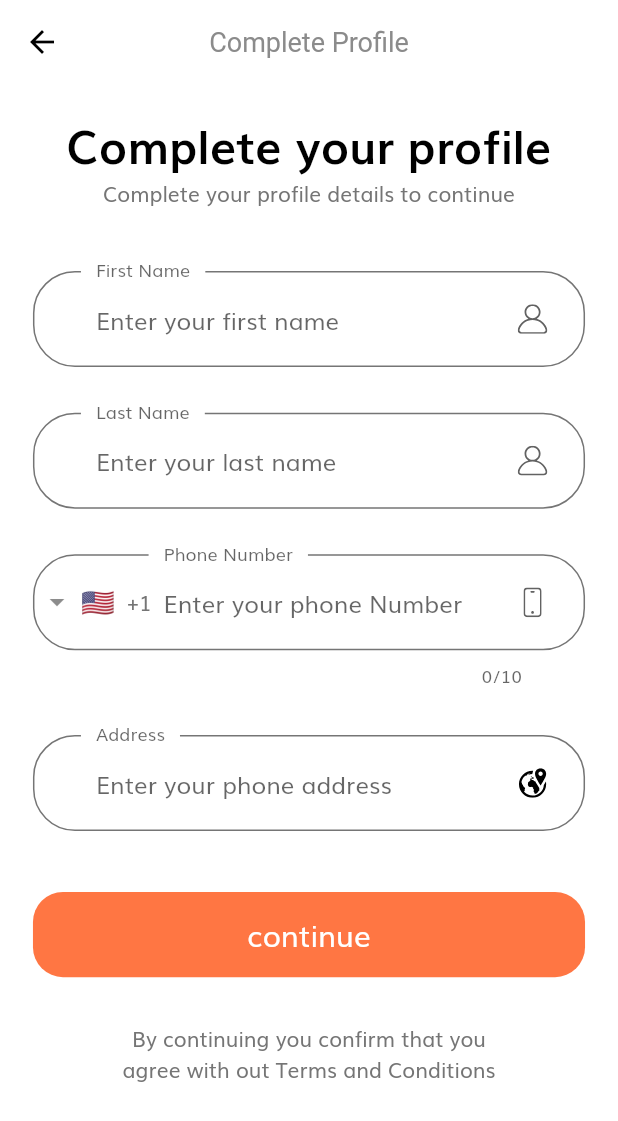
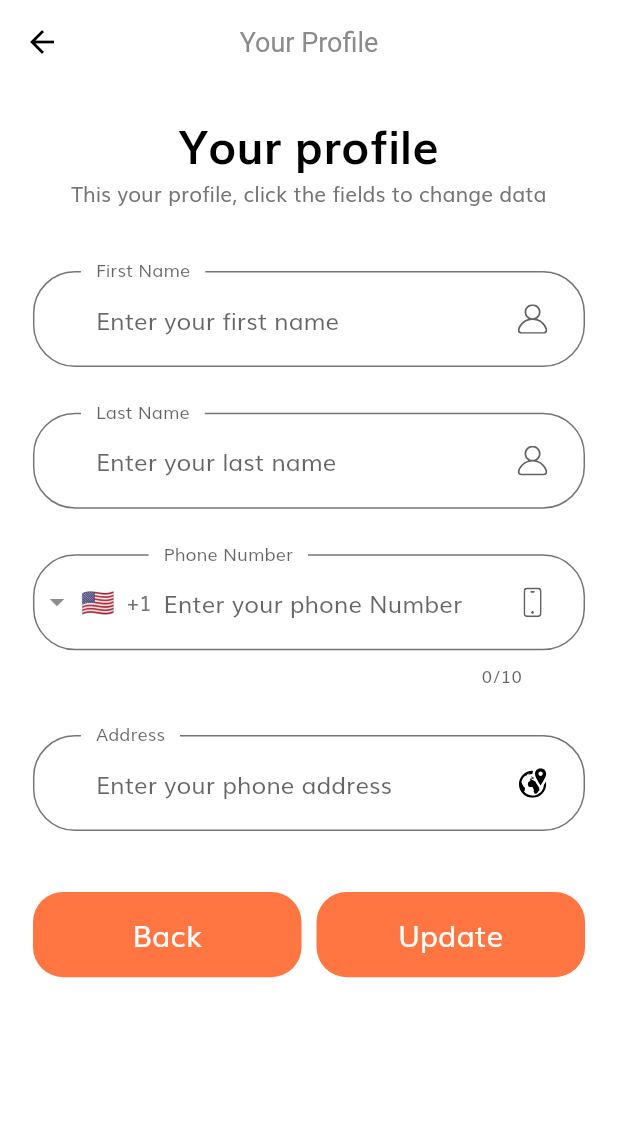
Before and after one commit to ArianMehana/SmartElectronics-v2, a Flutter app: the profile screen opened by its route, item 3 of the bottom bar chosen, after a tap on "My Profile", on a phone screen of 412 x 824 dp. Shown: the top 1121 px of the screen. Run offline on Flutter 3.47's test engine with Material 2 defaults, Android fonts, the phone set to English and light mode, and no system bars; drawn by our look-alikes of intl_phone_field; our stand-ins replace cloud_firestore, firebase_auth, firebase_core, flutter_svg, pinput and 1 more; missing offline and left inert: dart:ffi, firebase_app_check; accounts and stored records are empty.

Commit message:
- user data can now be fetched from the database as well as updated

```diff
--- /dev/null
+++ b/lib/models/userModel.dart
@@ -0,0 +1,35 @@
+import 'package:cloud_firestore/cloud_firestore.dart';
+
+class userModel {
+  final String? userId;
+  final String? firstName;
+  final String? lastName;
+  final String? phoneNumber;
+  final String? location;
+
+  const userModel({
+    this.userId,
+    this.firstName,
+    this.lastName,
+    this.phoneNumber,
+    this.location
+});
+
+  toJSon(){
+    return {"first name" : firstName,
+    "last name" : lastName,
+    "phone number" : phoneNumber,
+    "address" : location};
+  }
+
+  factory userModel.fromSnapshot(DocumentSnapshot<Map<String, dynamic>> document){
+    final data = document.data()!;
+    return userModel(
+      userId: document.id,
+      firstName: data["first name"],
+      lastName: data["last name"],
+      phoneNumber: data["phone number"],
+      location: data["address"]
+    );
+  }
+}
--- a/lib/screens/accountVerification/components/verificationForm.dart
+++ b/lib/screens/accountVerification/components/verificationForm.dart
@@ -115,7 +115,8 @@ class _verificationFormState extends State<verificationForm> {
                   inputCode = pin1Controller.text + pin2Controller.text +
                       pin3Controller.text + pin4Controller.text +
                       pin5Controller.text + pin6Controller.text;
-                  print(inputCode);
+                  //print(inputCode);
+                  otpPin = inputCode;
                   pin6Node.unfocus();
                 },
               )
--- a/lib/screens/profile/components/body.dart
+++ b/lib/screens/profile/components/body.dart
@@ -1,3 +1,4 @@
+import 'package:e_commerce_v2/screens/profile/userProfile/userProfileScreen.dart';
 import 'package:e_commerce_v2/utilities/constants.dart';
 import 'package:e_commerce_v2/screens/complete_profile/complete_profile.dart';
 import 'package:e_commerce_v2/screens/profile/components/profilePicture.dart';
@@ -26,7 +27,7 @@ class profileBody extends StatelessWidget {
         SizedBox(height: 20,),
         profileWidgets(text: "My Profile",
         icon: "assets/icons/User Icon.svg",
-        onPress: () => Navigator.pushNamed(context, completeProfile.routeName),),
+        onPress: () => Navigator.pushNamed(context, userProfile.routeName),),
         profileWidgets(text: "About Us",
         icon: "assets/icons/User Icon.svg",
         onPress: (){},),
--- /dev/null
+++ b/lib/screens/profile/userProfile/components/body.dart
@@ -0,0 +1,84 @@
+import 'package:cloud_firestore/cloud_firestore.dart';
+import 'package:e_commerce_v2/helpers/continueButton.dart';
+import 'package:e_commerce_v2/helpers/globalTextField.dart';
+import 'package:e_commerce_v2/screens/complete_profile/complete_profile.dart';
+import 'package:e_commerce_v2/screens/profile/userProfile/components/updateProfile.dart';
+import 'package:e_commerce_v2/screens/profile/userProfile/userProfileScreen.dart';
+import 'package:e_commerce_v2/utilities/constants.dart';
+import 'package:e_commerce_v2/utilities/size_config.dart';
+import 'package:firebase_auth/firebase_auth.dart';
+import 'package:flutter/material.dart';
+
+class userProfileBody extends StatefulWidget {
+  const userProfileBody({Key? key}) : super(key: key);
+
+  @override
+  State<userProfileBody> createState() => _userProfileBodyState();
+}
+
+final List<String> errors = [];
+final firstNameController = TextEditingController();
+final lastNameController = TextEditingController();
+final phoneNumberController = TextEditingController();
+final locationController = TextEditingController();
+final userId = FirebaseAuth.instance.currentUser?.uid;
+
+
+
+class _userProfileBodyState extends State<userProfileBody> {
+
+  void addError({String? error}) {
+    if (!errors.contains(error))
+      setState(() {
+        errors.add(error!);
+      });
+  }
+
+  void removeError({String? error}) {
+    if (errors.contains(error))
+      setState(() {
+        errors.remove(error);
+      });
+  }
+
+  Future updateUser(String firstName, String lastName, String phoneNo, String address) async {
+    try {
+      // await FirebaseFirestore.instance.collection('users').add({
+      //
+      // });
+
+      await FirebaseFirestore.instance.collection('users').doc(userId).set(
+          {
+            'phone number' : phoneNo,
+            'first name': firstName,
+            'last name': lastName,
+            'address': address
+          });
+    }
+    on FirebaseException catch (e){
+      print(e.message);
+    }
+  }
+  @override
+  Widget build(BuildContext context) {
+    return SizedBox(
+      width: double.infinity,
+      child: Padding(
+        padding: EdgeInsets.symmetric(horizontal: getProportionateScreenWidth(20)),
+        child: SingleChildScrollView(
+          child: Column(
+            mainAxisAlignment: MainAxisAlignment.spaceBetween,
+            children: [
+              SizedBox(height: SizeConfig.screenHeight * 0.02,),
+              Text("Your profile",
+                style: headingStyle,),
+              Text("This your profile, click the fields to change data"),
+              SizedBox(height: SizeConfig.screenHeight * 0.05,),
+              updateProfile(),
+            ],
+          ),
+        ),
+      ),
+    );
+  }
+}
--- /dev/null
+++ b/lib/screens/profile/userProfile/components/updateProfile.dart
@@ -0,0 +1,279 @@
+import 'package:cloud_firestore/cloud_firestore.dart';
+import 'package:e_commerce_v2/screens/profile/userProfile/userProfileScreen.dart';
+import 'package:firebase_auth/firebase_auth.dart';
+import 'package:flutter/material.dart';
+import 'package:flutter/services.dart';
+import 'package:intl_phone_field/intl_phone_field.dart';
+
+import '../../../../helpers/continueButton.dart';
+import '../../../../helpers/customSuffixIcon.dart';
+import '../../../../helpers/formErrors.dart';
+import '../../../../models/userModel.dart';
+import '../../../../utilities/constants.dart';
+import '../../../../utilities/size_config.dart';
+
+class updateProfile extends StatefulWidget {
+  const updateProfile({Key? key}) : super(key: key);
+  static String verId = '';
+
+
+  @override
+  State<updateProfile> createState() => _updateProfileState();
+}
+
+class _updateProfileState extends State<updateProfile> {
+
+  final firstNameController = TextEditingController();
+  final lastNameController = TextEditingController();
+  final phoneNumberController = TextEditingController();
+  final addressController = TextEditingController();
+  final _auth = FirebaseAuth.instance;
+  final _store = FirebaseFirestore.instance;
+  final userId = FirebaseAuth.instance.currentUser?.uid;
+  String? completeNumber;
+  final _formKey = GlobalKey<FormState>();
+  final List<String> errors = [];
+  String? firstName;
+  String? lastName;
+  String? phoneNumber;
+  String? address;
+
+  // Future<userModel> getUserData(String userID) async{
+  //   final snapshot = await _store.collection("users").where(userID)
+  // }
+
+  @override
+  void initState() {
+    super.initState();
+  }
+
+  @override
+  void dispose(){
+    firstNameController.dispose();
+    lastNameController.dispose();
+    lastNameController.dispose();
+    addressController.dispose();
+    super.dispose();
+  }
+
+  Future updateUser(String firstName, String lastName, String phoneNo, String address) async {
+    try {
+      // await FirebaseFirestore.instance.collection('users').add({
+      //
+      // });
+
+      await FirebaseFirestore.instance.collection('users').doc(userId).set(
+          {
+            'phone number' : phoneNo,
+            'first name': firstName,
+            'last name': lastName,
+            'address': address
+          });
+    }
+    on FirebaseException catch (e){
+      print(e.message);
+    }
+  }
+
+  void addError({String? error}) {
+    if (!errors.contains(error))
+      setState(() {
+        errors.add(error!);
+      });
+  }
+
+  void removeError({String? error}) {
+    if (errors.contains(error))
+      setState(() {
+        errors.remove(error);
+      });
+  }
+
+  @override
+  Widget build(BuildContext context) {
+    return StreamBuilder<userModel>(
+        stream: _store.collection("users").doc(_auth.currentUser!.uid)
+        .snapshots().map((doc) => userModel.fromSnapshot(doc)),
+        builder: (context, snapshot){
+          if(!snapshot.hasData){
+            return CircularProgressIndicator();
+          }
+          final user = snapshot.data!;
+          firstNameController.text = user.firstName!;
+          phoneNumberController.text = user.phoneNumber!;
+          lastNameController.text = user.lastName!;
+          addressController.text = user.location!;
+          return Form(
+            key: _formKey,
+            child: Column(
+              children: [
+                buildFirstNameFormField(),
+                SizedBox(height: getProportionateScreenHeight(30)),
+                buildLastNameFormField(),
+                SizedBox(height: getProportionateScreenHeight(30)),
+                // buildPhoneNumberFormField(),
+                // SizedBox(height: getProportionateScreenHeight(30),),
+                buildIntlPhoneField(),
+                SizedBox(height: getProportionateScreenHeight(30)),
+                buildAddressFormField(),
+                formErrorText(errors: errors),
+                SizedBox(height: getProportionateScreenHeight(40)),
+                Row(
+                  children: [
+                    Expanded(
+                      flex: 1,
+                      child: ContinueButton(
+                          text: "Back",
+                          onPress: () {
+                            Navigator.pushNamed(context, userProfile.routeName);
+                          }
+                      ),
+                    ),
+                    SizedBox(width: 10,),
+                    Expanded(
+                      flex: 1,
+                      child: ContinueButton(
+                        text: "Update",
+                        onPress: () async{
+                          if (_formKey.currentState!.validate()) {
+                            updateUser(firstNameController.text.trim(), lastNameController.text.trim(),
+                                completeNumber!.trim(), addressController.text.trim());
+                            Navigator.pushNamed(context, userProfile.routeName);
+                          }
+                        },
+                      ),
+                    ),
+                  ],
+                ),
+              ],
+            ),
+          );
+        });
+
+  }
+
+  TextFormField buildAddressFormField() {
+    return TextFormField(
+      controller: addressController,
+      onSaved: (newValue) => address = newValue,
+      onChanged: (value) {
+        if (value.isNotEmpty) {
+          removeError(error: kAddressNullError);
+        }
+        return null;
+      },
+      validator: (value) {
+        if (value!.isEmpty) {
+          addError(error: kAddressNullError);
+          return "";
+        }
+        return null;
+      },
+      decoration: InputDecoration(
+        labelText: "Address",
+        hintText: "Enter your phone address",
+        floatingLabelBehavior: FloatingLabelBehavior.always,
+        suffixIcon:
+        customSuffixIcon(svgIcon: "assets/icons/world_location.svg"),
+      ),
+    );
+  }
+
+
+
+
+
+  TextFormField buildPhoneNumberFormField() {
+    return TextFormField(
+      controller: phoneNumberController,
+      keyboardType: TextInputType.phone,
+      inputFormatters: [
+        FilteringTextInputFormatter.digitsOnly,
+        LengthLimitingTextInputFormatter(10)
+      ],
+      onSaved: (newValue) => phoneNumber = newValue,
+      onChanged: (value) {
+        if (value.isNotEmpty) {
+          removeError(error: kPhoneNumberNullError);
+        }
+        return null;
+      },
+      validator: (value) {
+        if (value!.isEmpty) {
+          addError(error: kPhoneNumberNullError);
+          return "";
+        }
+        if(!phoneRegExp.hasMatch(value)){
+          addError(error: kPhoneNumberError);
+          return "";
+        }
+        return null;
+      },
+      decoration: InputDecoration(
+        labelText: "Phone Number",
+        hintText: "Enter your phone number",
+        floatingLabelBehavior: FloatingLabelBehavior.always,
+        suffixIcon: customSuffixIcon(svgIcon: "assets/icons/Phone.svg"),
+      ),
+    );
+  }
+
+  IntlPhoneField buildIntlPhoneField(){
+    return IntlPhoneField(
+      controller: phoneNumberController,
+      keyboardType: TextInputType.phone,
+      inputFormatters: [
+        FilteringTextInputFormatter.digitsOnly,
+        LengthLimitingTextInputFormatter(10)
+      ],
+      onChanged: (value) {
+        completeNumber = value.completeNumber;
+      },
+      decoration: InputDecoration(
+        labelText: "Phone Number",
+        hintText: "Enter your phone Number",
+        floatingLabelBehavior: FloatingLabelBehavior.always,
+        suffixIcon: customSuffixIcon(svgIcon: "assets/icons/Phone.svg"),
+      ),
+    );
+  }
+
+  TextFormField buildLastNameFormField() {
+    return TextFormField(
+      controller: lastNameController,
+      onSaved: (newValue) => lastName = newValue,
+      decoration: InputDecoration(
+        labelText: "Last Name",
+        hintText: "Enter your last name",
+        floatingLabelBehavior: FloatingLabelBehavior.always,
+        suffixIcon: customSuffixIcon(svgIcon: "assets/icons/User.svg"),
+      ),
+    );
+  }
+
+  TextFormField buildFirstNameFormField() {
+    return TextFormField(
+      controller: firstNameController,
+      onSaved: (newValue) => firstName = newValue,
+      onChanged: (value) {
+        if (value.isNotEmpty) {
+          removeError(error: kNameNullError);
+        }
+        return null;
+      },
+      validator: (value) {
+        if (value!.isEmpty) {
+          addError(error: kNameNullError);
+          return "";
+        }
+        return null;
+      },
+      decoration: InputDecoration(
+        labelText: "First Name",
+        hintText: "Enter your first name",
+        floatingLabelBehavior: FloatingLabelBehavior.always,
+        suffixIcon: customSuffixIcon(svgIcon: "assets/icons/User.svg"),
+      ),
+    );
+  }
+}
--- /dev/null
+++ b/lib/screens/profile/userProfile/userProfileScreen.dart
@@ -0,0 +1,19 @@
+import 'package:e_commerce_v2/screens/profile/userProfile/components/body.dart';
+import 'package:flutter/material.dart';
+
+class userProfile extends StatelessWidget {
+  const userProfile({Key? key}) : super(key: key);
+
+  static String routeName = "/user_profile";
+
+  @override
+  Widget build(BuildContext context) {
+    return Scaffold(
+      appBar: AppBar(
+        title: Text("Your Profile"),
+        centerTitle: true,
+      ),
+      body: userProfileBody(),
+    );
+  }
+}
--- a/lib/utilities/constants.dart
+++ b/lib/utilities/constants.dart
@@ -34,6 +34,7 @@ const String kMatchPassError = "Passwords don't match";
 const String kNameNullError = "Please Enter your name";
 const String kPhoneNumberNullError = "Please Enter your phone number";
 const String kAddressNullError = "Please Enter your address";
+const String kFieldNullError = "Please enter your data";
 
 final RegExp phoneRegExp = RegExp(r'^(?:[+0]9)?[0-9]{10}$');
 const String kPhoneNumberError = "Please enter a valid number";
--- a/lib/utilities/navigationalRoutes.dart
+++ b/lib/utilities/navigationalRoutes.dart
@@ -6,6 +6,7 @@ import 'package:e_commerce_v2/screens/forgot_password/forgot_password.dart';
 import 'package:e_commerce_v2/screens/home/homeScreen.dart';
 import 'package:e_commerce_v2/screens/productDetails/productDetails.dart';
 import 'package:e_commerce_v2/screens/profile/profile.dart';
+import 'package:e_commerce_v2/screens/profile/userProfile/userProfileScreen.dart';
 import 'package:e_commerce_v2/screens/sign_in/sign_in.dart';
 import 'package:e_commerce_v2/screens/sign_up/sign_up.dart';
 import 'package:e_commerce_v2/screens/splash/splashScreen.dart';
@@ -24,6 +25,7 @@ final Map<String, WidgetBuilder> routes = {
   productDetails.routeName : (context) => productDetails(),
   cartMain.routeName : (context) => cartMain(),
   profile.routeName : (context) => profile(),
+  userProfile.routeName : (context) =>userProfile(),
   "/auth" : (context) => checkLoginState(),
 
   "/home" : (context) =>homeScreen(),
```
Also changed, not shown: lib/helpers/globalTextField.dart (added, +48 -0 lines).
